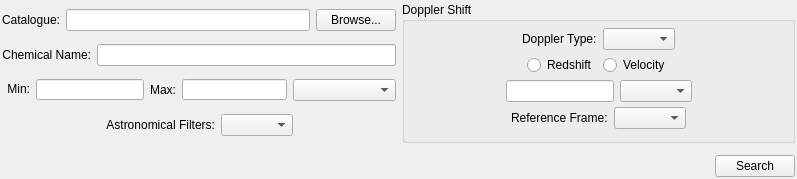
This is code/display/QtPlotter/SearchMoleculesWidget.ui in radio-astro/casa as Qt 5 draws it before an edit. The edited form follows.
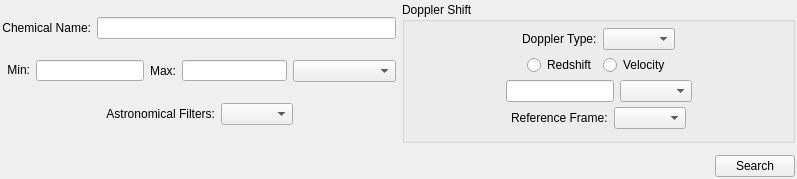
This is the edited form.

Commit message: Viewer/Profiler Work: o Initial Work  on SQLite Molecular Line Searching. o Fix of bug involving diamond not showing when y-axis units changed on profiler o Fix of y-axis scaling problem when 'profile' is just a single point. o Rework of separation of Blink/Channel mode per Urvashi's request.

Diff of the .ui file:
```diff
--- a/code/display/QtPlotter/SearchMoleculesWidget.ui
+++ b/code/display/QtPlotter/SearchMoleculesWidget.ui
@@ -27,34 +27,6 @@
     <layout class="QHBoxLayout" name="horizontalLayout_10">
      <item>
       <layout class="QVBoxLayout" name="verticalLayout_3">
-       <item>
-        <layout class="QHBoxLayout" name="horizontalLayout_2">
-         <item>
-          <widget class="QLabel" name="catalogueLabel">
-           <property name="text">
-            <string>&lt;font color='black'&gt;Catalogue:&lt;/font&gt;</string>
-           </property>
-          </widget>
-         </item>
-         <item>
-          <widget class="QLineEdit" name="catalogueLineEdit">
-           <property name="minimumSize">
-            <size>
-             <width>211</width>
-             <height>0</height>
-            </size>
-           </property>
-          </widget>
-         </item>
-         <item>
-          <widget class="QPushButton" name="browseButton">
-           <property name="text">
-            <string>Browse...</string>
-           </property>
-          </widget>
-         </item>
-        </layout>
-       </item>
        <item>
         <layout class="QHBoxLayout" name="horizontalLayout_4">
          <item>
```
The commit also changes 33 other files.
